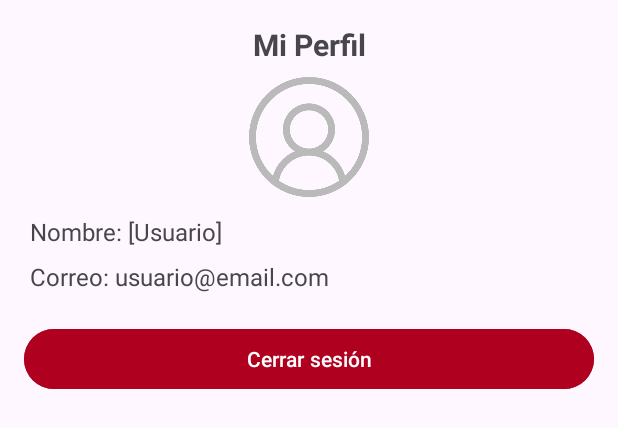
After one commit to ocarinayoy/Mis-Domicilios, an Android app: the layout bottom_sheet_perfil.xml on its own in the app's theme, with its tools: preview values and no code run, on a phone screen of 412 x 824 dp. The commit adds this screen. Shown: the top 428 px of the screen. Run offline under Robolectric (Android 15) with nearby library versions, the phone set to English and light mode, and no system bars.

```diff
--- /dev/null
+++ b/app/src/main/res/layout/bottom_sheet_perfil.xml
@@ -0,0 +1,53 @@
+<?xml version="1.0" encoding="utf-8"?>
+<LinearLayout xmlns:android="http://schemas.android.com/apk/res/android"
+    android:layout_width="match_parent"
+    android:layout_height="wrap_content"
+    android:orientation="vertical"
+    android:padding="16dp">
+
+    <!-- Cabecera del Perfil -->
+    <TextView
+        android:id="@+id/tvPerfilTitulo"
+        android:layout_width="match_parent"
+        android:layout_height="wrap_content"
+        android:text="Mi Perfil"
+        android:textSize="20sp"
+        android:textStyle="bold"
+        android:gravity="center"
+        android:paddingBottom="8dp" />
+
+    <!-- Contenido del perfil -->
+    <ImageView
+        android:id="@+id/imgPerfil"
+        android:layout_width="80dp"
+        android:layout_height="80dp"
+        android:layout_gravity="center"
+        android:src="@drawable/usuario"
+        android:contentDescription="Imagen de perfil"
+        android:layout_marginBottom="8dp" />
+
+    <TextView
+        android:id="@+id/tvNombre"
+        android:layout_width="match_parent"
+        android:layout_height="wrap_content"
+        android:text="Nombre: [Usuario]"
+        android:textSize="16sp"
+        android:padding="4dp" />
+
+    <TextView
+        android:id="@+id/tvEmail"
+        android:layout_width="match_parent"
+        android:layout_height="wrap_content"
+        android:text="Correo: usuario@email.com"
+        android:textSize="16sp"
+        android:padding="4dp" />
+
+    <!-- Botón para cerrar sesión -->
+    <Button
+        android:id="@+id/btnCerrarSesion"
+        android:layout_width="match_parent"
+        android:layout_height="wrap_content"
+        android:text="Cerrar sesión"
+        android:layout_marginTop="16dp"
+        android:backgroundTint="@color/design_default_color_error" />
+</LinearLayout>
```
Also changed, not shown: app/src/main/java/com/tdm/misdomicilios/LoginActivity.kt (added, +60 -0 lines), app/src/main/java/com/tdm/misdomicilios/MapsActivity.kt (+49 -2 lines), app/src/main/java/com/tdm/misdomicilios/RegisterActivity.kt (added, +46 -0 lines), app/src/main/res/layout/activity_login.xml (added, +46 -0 lines), app/src/main/res/layout/activity_register.xml (added, +42 -0 lines), app/src/main/res/menu/drawer_menu.xml (+7 -4 lines), app/src/main/res/drawable/logout.png (added).
